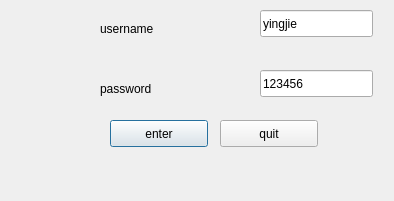
First picture: the form in w_login.ui, repository leetcode-1533/Qt_MVC_MYSQL, before the edit.
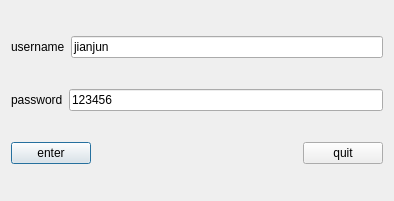
Second picture: the form after the edit.

Commit message: Click slot&tab bar(privilege)

```diff
--- a/w_login.ui
+++ b/w_login.ui
@@ -13,84 +13,75 @@
   <property name="windowTitle">
    <string>Dialog</string>
   </property>
+  <layout class="QVBoxLayout" name="verticalLayout">
+   <item>
+    <layout class="QHBoxLayout" name="horizontalLayout">
+     <item>
+      <widget class="QLabel" name="label">
+       <property name="text">
+        <string>username</string>
+       </property>
+      </widget>
+     </item>
+     <item>
+      <widget class="QLineEdit" name="line_user">
+       <property name="text">
+        <string>jianjun</string>
+       </property>
+      </widget>
+     </item>
+    </layout>
+   </item>
+   <item>
+    <layout class="QHBoxLayout" name="horizontalLayout_2">
+     <item>
   <widget class="QLabel" name="label_2">
-   <property name="geometry">
-    <rect>
-     <x>100</x>
-     <y>80</y>
-     <width>66</width>
-     <height>17</height>
-    </rect>
-   </property>
    <property name="text">
     <string>password</string>
    </property>
   </widget>
+     </item>
+     <item>
   <widget class="QLineEdit" name="line_pass">
-   <property name="geometry">
-    <rect>
-     <x>260</x>
-     <y>70</y>
-     <width>113</width>
-     <height>27</height>
-    </rect>
-   </property>
    <property name="text">
     <string>123456</string>
    </property>
   </widget>
-  <widget class="QLabel" name="label">
-   <property name="geometry">
-    <rect>
-     <x>100</x>
-     <y>20</y>
-     <width>66</width>
-     <height>17</height>
-    </rect>
-   </property>
-   <property name="text">
-    <string>username</string>
-   </property>
-  </widget>
-  <widget class="QLineEdit" name="line_user">
-   <property name="geometry">
-    <rect>
-     <x>260</x>
-     <y>10</y>
-     <width>113</width>
-     <height>27</height>
-    </rect>
-   </property>
-   <property name="text">
-    <string>yingjie</string>
-   </property>
-  </widget>
+     </item>
+    </layout>
+   </item>
+   <item>
+    <layout class="QHBoxLayout" name="horizontalLayout_3">
+     <item>
   <widget class="QPushButton" name="enterButton">
-   <property name="geometry">
-    <rect>
-     <x>110</x>
-     <y>120</y>
-     <width>98</width>
-     <height>27</height>
-    </rect>
-   </property>
    <property name="text">
     <string>enter</string>
    </property>
   </widget>
+     </item>
+     <item>
+      <spacer name="horizontalSpacer_2">
+       <property name="orientation">
+        <enum>Qt::Horizontal</enum>
+       </property>
+       <property name="sizeHint" stdset="0">
+        <size>
+         <width>40</width>
+         <height>20</height>
+        </size>
+       </property>
+      </spacer>
+     </item>
+     <item>
   <widget class="QPushButton" name="pushButton">
-   <property name="geometry">
-    <rect>
-     <x>220</x>
-     <y>120</y>
-     <width>98</width>
-     <height>27</height>
-    </rect>
-   </property>
    <property name="text">
     <string>quit</string>
    </property>
   </widget>
+     </item>
+    </layout>
+   </item>
+  </layout>
  </widget>
  <resources/>
  <connections/>
```
Left out of the diff: 2 changed lines with no effect on the pictures. Lines whose indentation alone changed are shown as unchanged. The commit also changes 5 other files.
